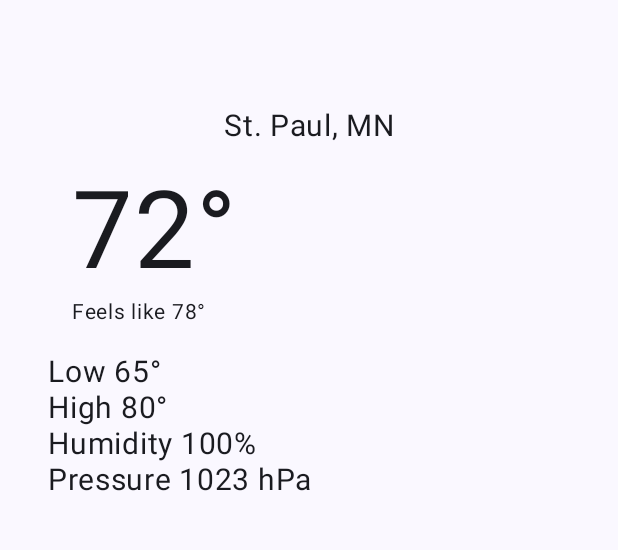
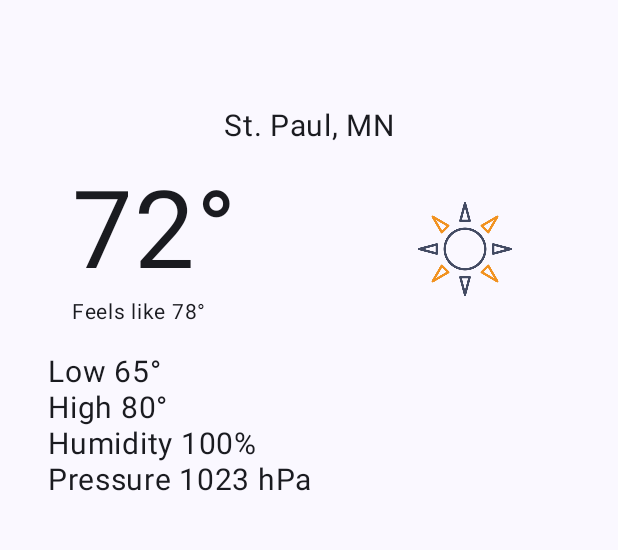
Before and after one commit to crosleecode/Precipination, an Android app built with Jetpack Compose: the screen it shows after launch (MainActivity), on a phone screen of 412 x 824 dp, the part 84-634 px from its top. Run offline under Robolectric (Android 15) with nearby library versions, the light colour scheme and no system bars.

Commit message:
Previously added the clear_skies.png for the icon.  I added the icon and put some space between it and the text that it shares a row with.

```diff
--- a/app/src/main/java/com/example/precipination/MainActivity.kt
+++ b/app/src/main/java/com/example/precipination/MainActivity.kt
@@ -1,7 +1,7 @@
 package com.example.precipination
 
-import android.media.Image
 import android.os.Bundle
+import android.widget.ImageView
 import androidx.activity.ComponentActivity
 import androidx.activity.compose.setContent
 import androidx.activity.enableEdgeToEdge
@@ -20,6 +20,8 @@ import androidx.compose.foundation.layout.Row
 import androidx.compose.foundation.layout.Spacer
 import androidx.compose.foundation.layout.fillMaxWidth
 import androidx.compose.foundation.layout.height
+import androidx.compose.foundation.layout.size
+import androidx.compose.foundation.layout.width
 import androidx.compose.material3.MaterialTheme
 import androidx.compose.ui.Alignment
 import androidx.compose.ui.graphics.Color
@@ -27,6 +29,7 @@ import androidx.compose.ui.res.stringResource
 import androidx.compose.ui.text.style.TextAlign
 import androidx.compose.ui.unit.dp
 import androidx.compose.ui.unit.sp
+import androidx.compose.ui.viewinterop.AndroidView
 
 
 class MainActivity : ComponentActivity() {
@@ -83,7 +86,7 @@ fun PrecipinationScreen(modifier: Modifier = Modifier) {
             verticalAlignment = Alignment.CenterVertically,
             modifier = Modifier.padding(horizontal = 32.dp)
         ) {
-            Column(modifier = Modifier.weight(1f)) {
+            Column(modifier = Modifier) {
                 Text(
                     text = stringResource(id = R.string.temperature),
                     fontSize = 72.sp,
@@ -95,6 +98,19 @@ fun PrecipinationScreen(modifier: Modifier = Modifier) {
                     modifier = Modifier.padding(start = 16.dp)
                 )
             }
+
+            Spacer(modifier = Modifier.width(112.dp))
+
+            AndroidView(
+                modifier = Modifier
+                    .size(72.dp)
+                    .padding(start = 8.dp),
+                factory = { context ->
+                    ImageView(context).apply {
+                        setImageResource(R.drawable.clear_skies)
+                    }
+                }
+            )
 
         }
 
```
